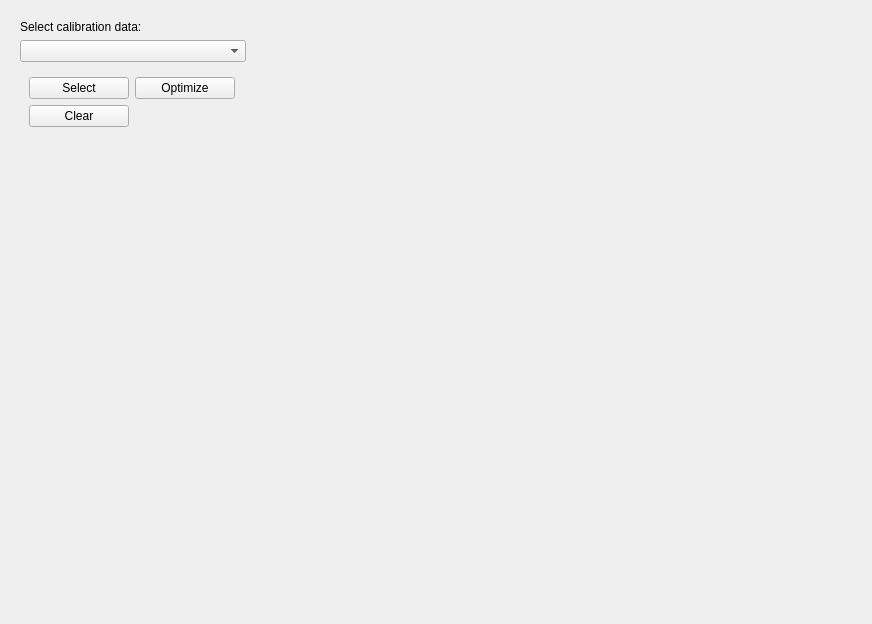
Old version of the form bmicro/gui/extraction/extraction_view.ui in the repository BrillouinMicroscopy/BMicro.
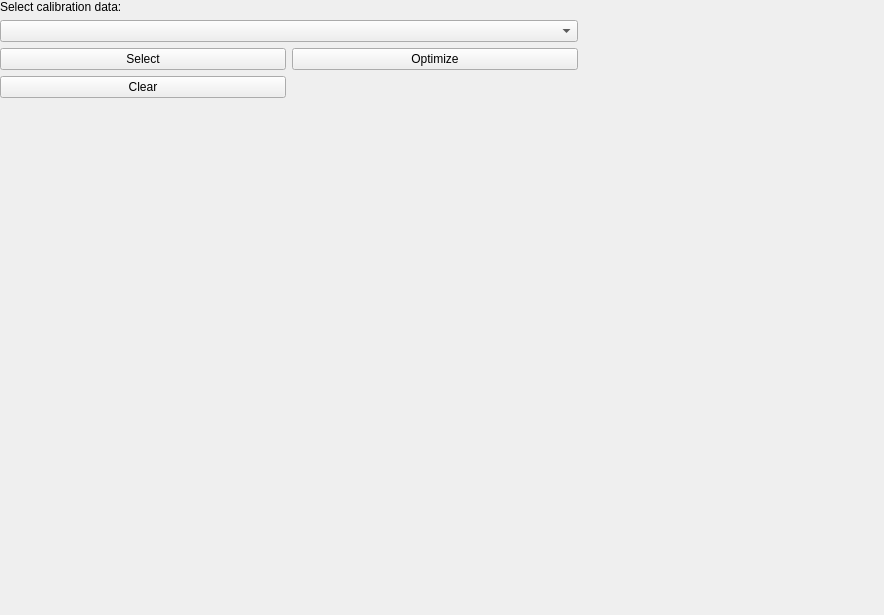
New version of the form.

```diff
--- a/bmicro/gui/extraction/extraction_view.ui
+++ b/bmicro/gui/extraction/extraction_view.ui
@@ -6,17 +6,63 @@
    <rect>
     <x>0</x>
     <y>0</y>
-    <width>872</width>
-    <height>624</height>
+    <width>884</width>
+    <height>615</height>
    </rect>
   </property>
   <property name="windowTitle">
    <string>Form</string>
   </property>
   <layout class="QHBoxLayout" name="horizontalLayout">
-   <item alignment="Qt::AlignTop">
+   <property name="leftMargin">
+    <number>0</number>
+   </property>
+   <property name="topMargin">
+    <number>0</number>
+   </property>
+   <property name="rightMargin">
+    <number>0</number>
+   </property>
+   <property name="bottomMargin">
+    <number>0</number>
+   </property>
+   <item>
+    <layout class="QHBoxLayout" name="horizontalLayout_2">
+     <item>
+      <layout class="QVBoxLayout" name="verticalLayout_2">
+       <item>
     <widget class="QWidget" name="widget" native="true">
+         <property name="sizePolicy">
+          <sizepolicy hsizetype="Expanding" vsizetype="Fixed">
+           <horstretch>0</horstretch>
+           <verstretch>0</verstretch>
+          </sizepolicy>
+         </property>
+         <property name="minimumSize">
+          <size>
+           <width>400</width>
+           <height>0</height>
+          </size>
+         </property>
+         <property name="maximumSize">
+          <size>
+           <width>700</width>
+           <height>16777215</height>
+          </size>
+         </property>
      <layout class="QVBoxLayout" name="verticalLayout">
+          <property name="leftMargin">
+           <number>0</number>
+          </property>
+          <property name="topMargin">
+           <number>0</number>
+          </property>
+          <property name="rightMargin">
+           <number>0</number>
+          </property>
+          <property name="bottomMargin">
+           <number>0</number>
+          </property>
       <item>
        <widget class="QLabel" name="label">
         <property name="text">
@@ -27,15 +73,42 @@
       <item>
        <widget class="QComboBox" name="combobox_datasets"/>
       </item>
-      <item alignment="Qt::AlignLeft|Qt::AlignTop">
+         </layout>
+        </widget>
+       </item>
+       <item>
        <widget class="QWidget" name="widget_3" native="true">
+         <property name="sizePolicy">
+          <sizepolicy hsizetype="Expanding" vsizetype="Preferred">
+           <horstretch>0</horstretch>
+           <verstretch>0</verstretch>
+          </sizepolicy>
+         </property>
         <property name="minimumSize">
          <size>
-          <width>0</width>
+           <width>300</width>
           <height>50</height>
          </size>
         </property>
+         <property name="maximumSize">
+          <size>
+           <width>700</width>
+           <height>16777215</height>
+          </size>
+         </property>
         <layout class="QGridLayout" name="gridLayout">
+          <property name="leftMargin">
+           <number>0</number>
+          </property>
+          <property name="topMargin">
+           <number>0</number>
+          </property>
+          <property name="rightMargin">
+           <number>0</number>
+          </property>
+          <property name="bottomMargin">
+           <number>0</number>
+          </property>
          <item row="1" column="1">
           <widget class="QPushButton" name="button_optimize">
            <property name="minimumSize">
@@ -78,15 +151,29 @@
         </layout>
        </widget>
       </item>
-     </layout>
-    </widget>
+       <item>
+        <spacer name="verticalSpacer">
+         <property name="orientation">
+          <enum>Qt::Vertical</enum>
+         </property>
+         <property name="sizeHint" stdset="0">
+          <size>
+           <width>20</width>
+           <height>40</height>
+          </size>
+         </property>
+        </spacer>
+       </item>
+      </layout>
+     </item>
+    </layout>
    </item>
    <item>
     <widget class="QWidget" name="image_widget" native="true">
      <property name="minimumSize">
       <size>
-       <width>600</width>
-       <height>600</height>
+       <width>300</width>
+       <height>300</height>
       </size>
      </property>
     </widget>
```
Lines whose indentation alone changed are shown as unchanged.
